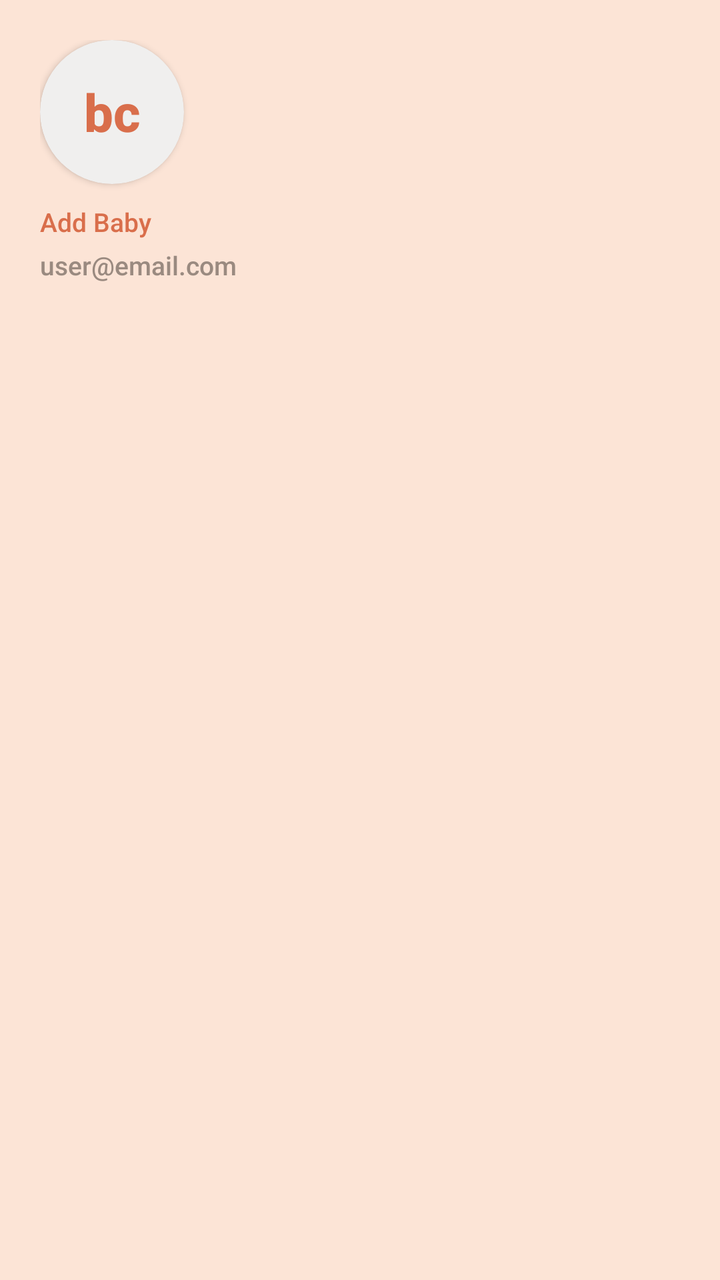
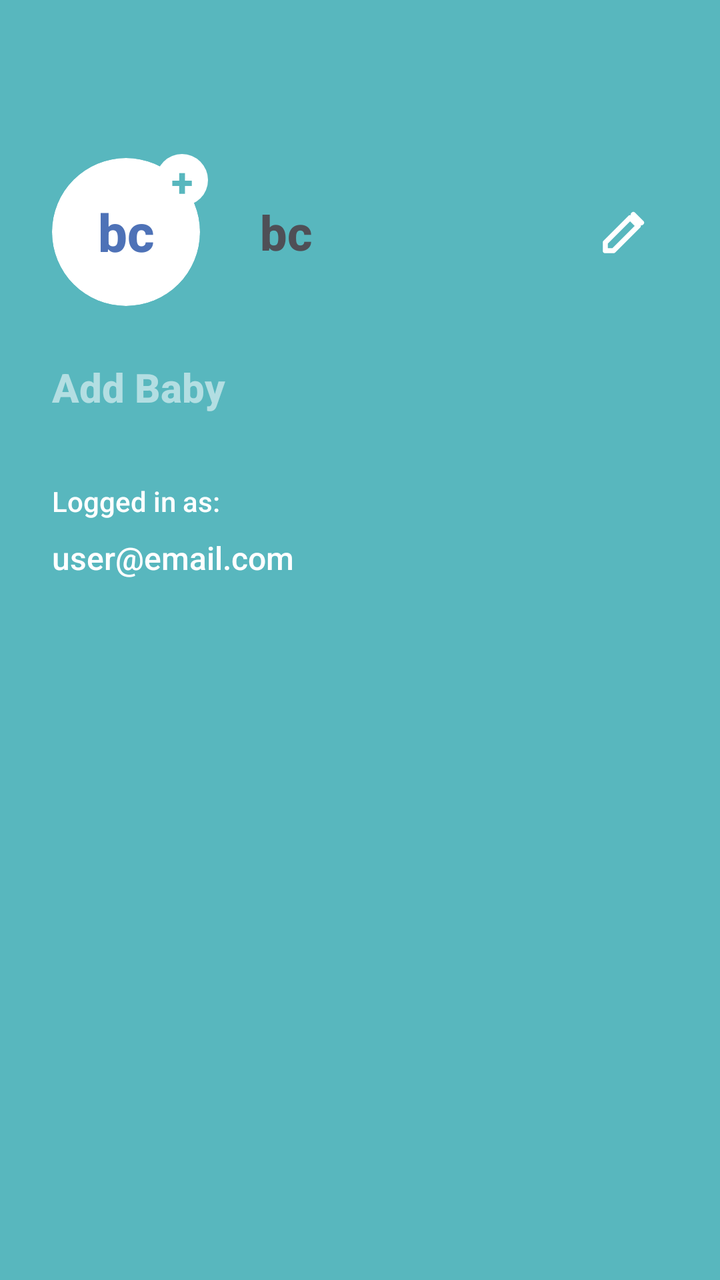

Two renders of the same Android screen: before a commit and after it. Below are the layout's source before the change and the commit's diff.
<!-- AndroidManifest.xml: application theme Theme.TalentBaby -->
<!-- res/layout/nav_header_sidebar.xml -->
<?xml version="1.0" encoding="utf-8"?>
<LinearLayout xmlns:android="http://schemas.android.com/apk/res/android"
    xmlns:app="http://schemas.android.com/apk/res-auto"
    android:layout_width="match_parent"
    android:layout_height="wrap_content"
    android:orientation="vertical"
    android:background="@color/primary_container"
    android:padding="20dp">

    
    <com.google.android.material.card.MaterialCardView
        android:layout_width="72dp"
        android:layout_height="72dp"
        app:cardCornerRadius="36dp"
        app:cardElevation="2dp"
        app:cardBackgroundColor="@color/white">

        <TextView
            android:id="@+id/textAvatarInitials"
            android:layout_width="match_parent"
            android:layout_height="match_parent"
            android:text="bc"
            android:textSize="26sp"
            android:textStyle="bold"
            android:textColor="@color/primary"
            android:gravity="center" />
    </com.google.android.material.card.MaterialCardView>

    
    <TextView
        android:id="@+id/textAddBaby"
        android:layout_width="wrap_content"
        android:layout_height="wrap_content"
        android:text="@string/sidebar_add_baby"
        android:textSize="13sp"
        android:textColor="@color/primary"
        android:layout_marginTop="10dp"
        android:clickable="true"
        android:focusable="true" />

    
    <TextView
        android:id="@+id/textUserEmail"
        android:layout_width="match_parent"
        android:layout_height="wrap_content"
        android:text="user@email.com"
        android:textSize="13sp"
        android:textColor="@color/text_secondary"
        android:layout_marginTop="4dp" />
</LinearLayout>
<!-- resources referenced by this layout -->
<resources>
  <color name="primary">#FFD96E4B</color>
  <color name="primary_container">#FFFCE4D6</color>
  <color name="text_secondary">#FF9A8A80</color>
  <color name="white">#FFFFFFFF</color>
  <string name="sidebar_add_baby">Add Baby</string>
  <style name="Theme.TalentBaby" parent="Theme.MaterialComponents.DayNight.NoActionBar">
          
          <item name="colorPrimary">@color/primary</item>
          <item name="colorPrimaryVariant">@color/primary_dark</item>
          <item name="colorOnPrimary">@color/white</item>
          
          <item name="colorSecondary">@color/secondary</item>
          <item name="colorSecondaryVariant">@color/secondary_dark</item>
          <item name="colorOnSecondary">@color/white</item>
          
          <item name="colorSurface">@color/surface</item>
          <item name="colorOnSurface">@color/text_primary</item>
          <item name="android:colorBackground">@color/background</item>
          <item name="android:windowBackground">@color/background</item>
          
          <item name="android:statusBarColor">@color/background</item>
          <item name="android:windowLightStatusBar">true</item>
          
          <item name="elevationOverlayEnabled">true</item>
          
          <item name="android:fontFamily">sans-serif-medium</item>
      </style>
  <color name="primary_dark">#FFBA5535</color>
  <color name="secondary">#FFE8B14A</color>
  <color name="secondary_dark">#FFC8911A</color>
  <color name="surface">#FFFFFFFF</color>
  <color name="text_primary">#FF2B1F1A</color>
  <color name="background">#FFFDF6EE</color>
</resources>

<!-- the commit's change to res/layout/nav_header_sidebar.xml (unified diff, before → after) -->
@@ -2,49 +2,106 @@
 <LinearLayout xmlns:android="http://schemas.android.com/apk/res/android"
     xmlns:app="http://schemas.android.com/apk/res-auto"
     android:layout_width="match_parent"
-    android:layout_height="wrap_content"
+    android:layout_height="280dp"
+    android:background="@drawable/bg_sidebar_header"
     android:orientation="vertical"
-    android:background="@color/primary_container"
-    android:padding="20dp">
+    android:paddingStart="26dp"
+    android:paddingTop="68dp"
+    android:paddingEnd="26dp"
+    android:paddingBottom="22dp">
 
-    
-    <com.google.android.material.card.MaterialCardView
-        android:layout_width="72dp"
-        android:layout_height="72dp"
-        app:cardCornerRadius="36dp"
-        app:cardElevation="2dp"
-        app:cardBackgroundColor="@color/white">
+    <LinearLayout
+        android:id="@+id/layoutSidebarBaby"
+        android:layout_width="match_parent"
+        android:layout_height="96dp"
+        android:clickable="true"
+        android:focusable="true"
+        android:gravity="center_vertical"
+        android:orientation="horizontal">
+
+        <FrameLayout
+            android:layout_width="78dp"
+            android:layout_height="78dp">
+
+            <com.google.android.material.card.MaterialCardView
+                android:layout_width="74dp"
+                android:layout_height="74dp"
+                android:layout_gravity="start|center_vertical"
+                app:cardBackgroundColor="@color/white"
+                app:cardCornerRadius="37dp"
+                app:cardElevation="0dp"
+                app:strokeWidth="0dp">
+
+                <TextView
+                    android:id="@+id/textAvatarInitials"
+                    android:layout_width="match_parent"
+                    android:layout_height="match_parent"
+                    android:gravity="center"
+                    android:text="bc"
+                    android:textColor="@color/design_blue"
+                    android:textSize="26sp"
+                    android:textStyle="bold" />
+            </com.google.android.material.card.MaterialCardView>
+
+            <TextView
+                android:layout_width="26dp"
+                android:layout_height="26dp"
+                android:layout_gravity="end|top"
+                android:background="@drawable/circle_white_solid"
+                android:gravity="center"
+                android:text="+"
+                android:textColor="@color/home_teal"
+                android:textSize="20sp"
+                android:textStyle="bold" />
+        </FrameLayout>
 
         <TextView
-            android:id="@+id/textAvatarInitials"
-            android:layout_width="match_parent"
-            android:layout_height="match_parent"
+            android:id="@+id/textBabyName"
+            android:layout_width="0dp"
+            android:layout_height="wrap_content"
+            android:layout_marginStart="26dp"
+            android:layout_weight="1"
             android:text="bc"
-            android:textSize="26sp"
-            android:textStyle="bold"
-            android:textColor="@color/primary"
-            android:gravity="center" />
-    </com.google.android.material.card.MaterialCardView>
+            android:textColor="@color/home_text_dark"
+            android:textSize="24sp"
+            android:textStyle="bold" />
 
-    
+        <ImageButton
+            android:id="@+id/btnEditActiveBaby"
+            android:layout_width="44dp"
+            android:layout_height="44dp"
+            android:background="?attr/selectableItemBackgroundBorderless"
+            android:contentDescription="@string/edit"
+            android:padding="8dp"
+            android:src="@drawable/ic_edit_white" />
+    </LinearLayout>
+
     <TextView
         android:id="@+id/textAddBaby"
         android:layout_width="wrap_content"
         android:layout_height="wrap_content"
+        android:layout_marginTop="16dp"
+        android:clickable="true"
+        android:focusable="true"
         android:text="@string/sidebar_add_baby"
-        android:textSize="13sp"
-        android:textColor="@color/primary"
-        android:layout_marginTop="10dp"
-        android:clickable="true"
-        android:focusable="true" />
+        android:textColor="#8CFFFFFF"
+        android:textSize="20sp"
+        android:textStyle="bold" />
 
-    
+    <TextView
+        android:layout_width="wrap_content"
+        android:layout_height="wrap_content"
+        android:layout_marginTop="34dp"
+        android:text="Logged in as:"
+        android:textColor="@color/white"
+        android:textSize="14sp" />
+
     <TextView
         android:id="@+id/textUserEmail"
         android:layout_width="match_parent"
         android:layout_height="wrap_content"
+        android:layout_marginTop="8dp"
         android:text="user@email.com"
-        android:textSize="13sp"
-        android:textColor="@color/text_secondary"
-        android:layout_marginTop="4dp" />
+        android:textColor="@color/white"
+        android:textSize="16sp" />
 </LinearLayout>
<!-- resource entries referenced after the edit -->
@@ -1,9 +1,37 @@
 <!-- resources referenced by this layout -->
 <resources>
+  <color name="design_blue">#FF4E72B7</color>
+  <color name="home_teal">#FF58B7BE</color>
+  <color name="home_text_dark">#FF4F4F56</color>
   <color name="primary">#FFD96E4B</color>
-  <color name="primary_container">#FFFCE4D6</color>
-  <color name="text_secondary">#FF9A8A80</color>
   <color name="white">#FFFFFFFF</color>
+  <!-- drawable bg_sidebar_header (drawable) -->
+  <?xml version="1.0" encoding="utf-8"?>
+  <shape xmlns:android="http://schemas.android.com/apk/res/android">
+      <solid android:color="@color/home_teal" />
+  </shape>
+  <!-- drawable circle_white_solid (drawable) -->
+  <?xml version="1.0" encoding="utf-8"?>
+  <shape xmlns:android="http://schemas.android.com/apk/res/android"
+      android:shape="oval">
+      <solid android:color="#FFFFFF" />
+  </shape>
+  <!-- drawable ic_edit_white (drawable) -->
+  <?xml version="1.0" encoding="utf-8"?>
+  <vector xmlns:android="http://schemas.android.com/apk/res/android"
+      android:width="28dp"
+      android:height="28dp"
+      android:viewportWidth="24"
+      android:viewportHeight="24">
+      <path
+          android:fillColor="@android:color/transparent"
+          android:pathData="M4,16.5V20h3.5L18.1,9.4l-3.5,-3.5L4,16.5zM16,4.5l3.5,3.5"
+          android:strokeColor="@color/white"
+          android:strokeWidth="2.2"
+          android:strokeLineCap="round"
+          android:strokeLineJoin="round" />
+  </vector>
+  <string name="edit">Edit</string>
   <string name="sidebar_add_baby">Add Baby</string>
   <style name="Theme.TalentBaby" parent="Theme.MaterialComponents.DayNight.NoActionBar">
           
@@ -19,9 +47,12 @@
           <item name="colorOnSurface">@color/text_primary</item>
           <item name="android:colorBackground">@color/background</item>
           <item name="android:windowBackground">@color/background</item>
+          <item name="android:windowAnimationStyle">@style/Animation.TalentBaby.None</item>
+          <item name="android:forceDarkAllowed">false</item>
           
-          <item name="android:statusBarColor">@color/background</item>
-          <item name="android:windowLightStatusBar">true</item>
+          <item name="android:statusBarColor">@color/app_header_start</item>
+          <item name="android:navigationBarColor">@color/white</item>
+          <item name="android:windowLightStatusBar">false</item>
           
           <item name="elevationOverlayEnabled">true</item>
           
@@ -33,5 +64,20 @@
   <color name="surface">#FFFFFFFF</color>
   <color name="text_primary">#FF2B1F1A</color>
   <color name="background">#FFFDF6EE</color>
+  <style name="Animation.TalentBaby.None" parent="@android:style/Animation">
+          <item name="android:activityOpenEnterAnimation">@null</item>
+          <item name="android:activityOpenExitAnimation">@null</item>
+          <item name="android:activityCloseEnterAnimation">@null</item>
+          <item name="android:activityCloseExitAnimation">@null</item>
+          <item name="android:taskOpenEnterAnimation">@null</item>
+          <item name="android:taskOpenExitAnimation">@null</item>
+          <item name="android:taskCloseEnterAnimation">@null</item>
+          <item name="android:taskCloseExitAnimation">@null</item>
+          <item name="android:taskToFrontEnterAnimation">@null</item>
+          <item name="android:taskToFrontExitAnimation">@null</item>
+          <item name="android:taskToBackEnterAnimation">@null</item>
+          <item name="android:taskToBackExitAnimation">@null</item>
+      </style>
+  <color name="app_header_start">#FFC8EEF4</color>
 </resources>
 
